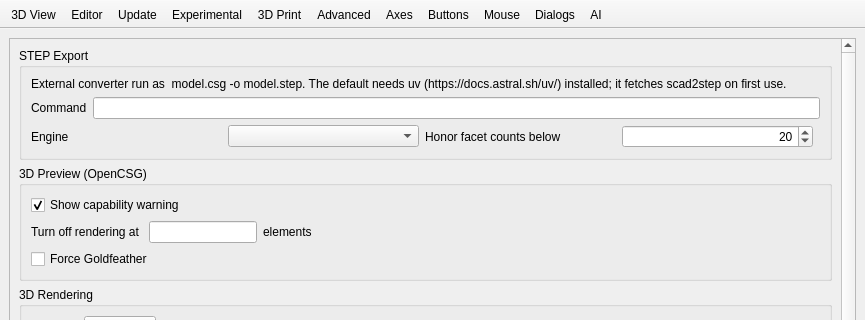
Qt form src/gui/Preferences.ui (etjones/openscad) before a commit; both pictures show x 0 to 865 and y 0 to 320 of the 865 by 860 pixel window.
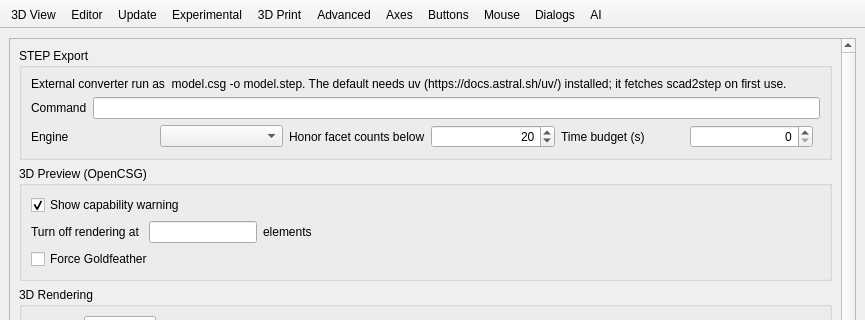
The same form after that commit. The open tabs and pages were chosen to show the change. Icons and pictures are not drawn. Custom widgets are drawn as their Qt base class.

Commit message: STEP export: check the written file, and allow a time budget

The edit to the form file:
```diff
--- a/src/gui/Preferences.ui
+++ b/src/gui/Preferences.ui
@@ -2105,6 +2105,32 @@
                    </property>
                   </widget>
                  </item>
+                 <item>
+                  <widget class="QLabel" name="labelStepExportTimeBudget">
+                   <property name="text">
+                    <string>Time budget (s)</string>
+                   </property>
+                   <property name="toolTip">
+                    <string>Seconds OpenCASCADE may spend building exact geometry before the rest of the model is exported as a mesh instead. 0 means no limit, which is the default: with a limit set, the same model can export exact surfaces on a fast machine and a mesh on a slow one.</string>
+                   </property>
+                   <property name="buddy">
+                    <cstring>spinBoxStepExportTimeBudget</cstring>
+                   </property>
+                  </widget>
+                 </item>
+                 <item>
+                  <widget class="QSpinBox" name="spinBoxStepExportTimeBudget">
+                   <property name="alignment">
+                    <set>Qt::AlignRight|Qt::AlignTrailing|Qt::AlignVCenter</set>
+                   </property>
+                   <property name="maximum">
+                    <number>86400</number>
+                   </property>
+                   <property name="value">
+                    <number>0</number>
+                   </property>
+                  </widget>
+                 </item>
                  <item>
                   <spacer name="horizontalSpacerStepExport">
                    <property name="orientation">
```
The commit also changes 13 other files.
